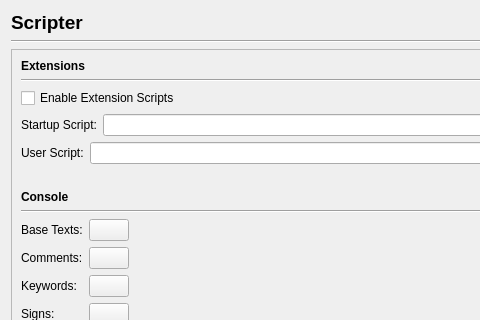
This is scribus/plugins/scriptplugin/prefs_scripterbase.ui in aoloe/scribus as Qt 5 draws it before an edit; both pictures show x 0 to 480 and y 0 to 320 of the 770 by 608 pixel window. The edited form follows.
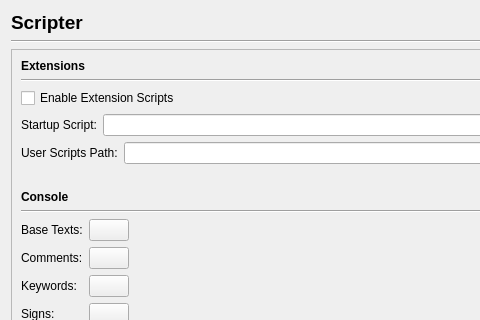
This is the edited form.

Commit message: add Path to the label

What changed in the file:
```diff
--- a/scribus/plugins/scriptplugin/prefs_scripterbase.ui
+++ b/scribus/plugins/scriptplugin/prefs_scripterbase.ui
@@ -103,7 +103,7 @@
          <item>
           <widget class="QLabel" name="label_3">
            <property name="text">
-            <string>User Script:</string>
+            <string>User Scripts Path:</string>
            </property>
           </widget>
          </item>
```
